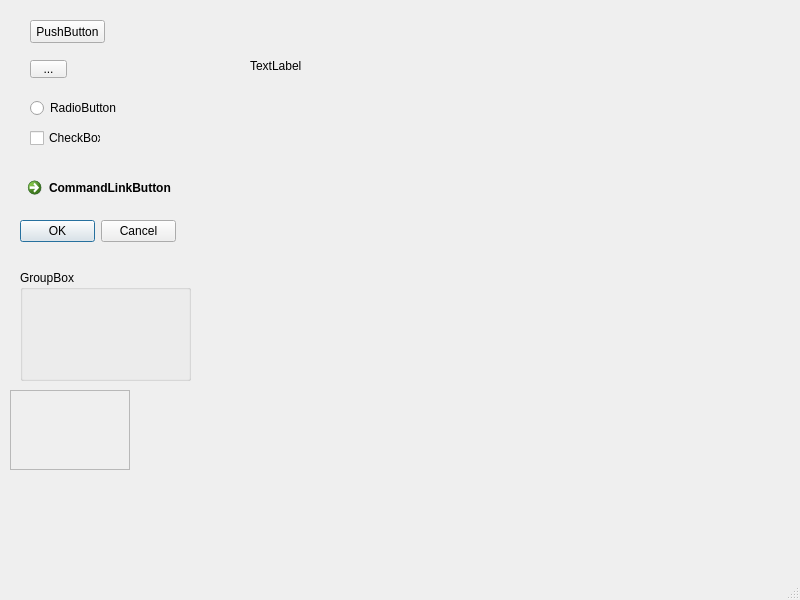
Before: the Qt Designer form test1.ui in night-zhang/learn_pyqt, drawn with Qt 5.
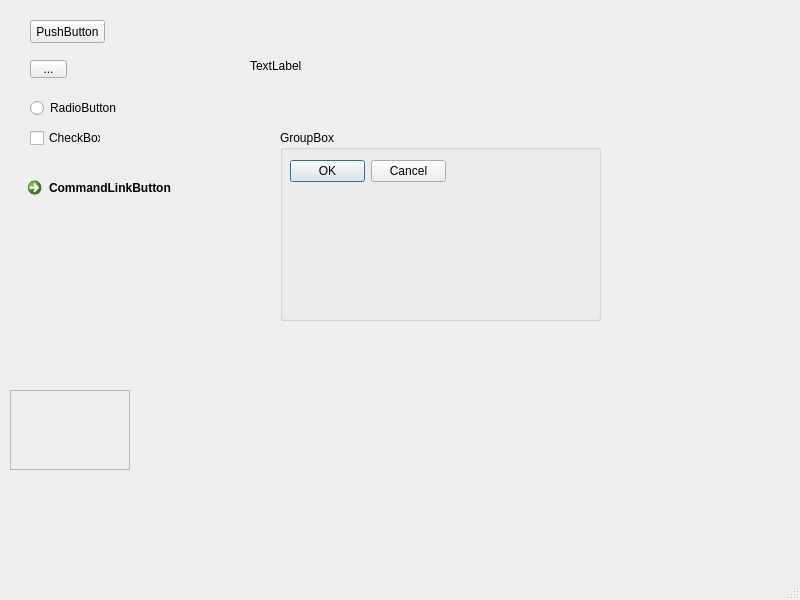
After: the same form once the commit is applied.

```diff
--- a/test1.ui
+++ b/test1.ui
@@ -92,31 +92,31 @@
      <string>CommandLinkButton</string>
     </property>
    </widget>
-   <widget class="QDialogButtonBox" name="buttonBox">
-    <property name="geometry">
-     <rect>
-      <x>20</x>
-      <y>220</y>
-      <width>156</width>
-      <height>23</height>
-     </rect>
-    </property>
-    <property name="standardButtons">
-     <set>QDialogButtonBox::Cancel|QDialogButtonBox::Ok</set>
-    </property>
-   </widget>
    <widget class="QGroupBox" name="groupBox">
     <property name="geometry">
      <rect>
-      <x>20</x>
-      <y>270</y>
-      <width>171</width>
-      <height>111</height>
+      <x>280</x>
+      <y>130</y>
+      <width>321</width>
+      <height>191</height>
      </rect>
     </property>
     <property name="title">
      <string>GroupBox</string>
     </property>
+    <widget class="QDialogButtonBox" name="buttonBox">
+     <property name="geometry">
+      <rect>
+       <x>10</x>
+       <y>30</y>
+       <width>156</width>
+       <height>23</height>
+      </rect>
+     </property>
+     <property name="standardButtons">
+      <set>QDialogButtonBox::Cancel|QDialogButtonBox::Ok</set>
+     </property>
+    </widget>
    </widget>
    <widget class="QScrollArea" name="scrollArea">
     <property name="geometry">
```
